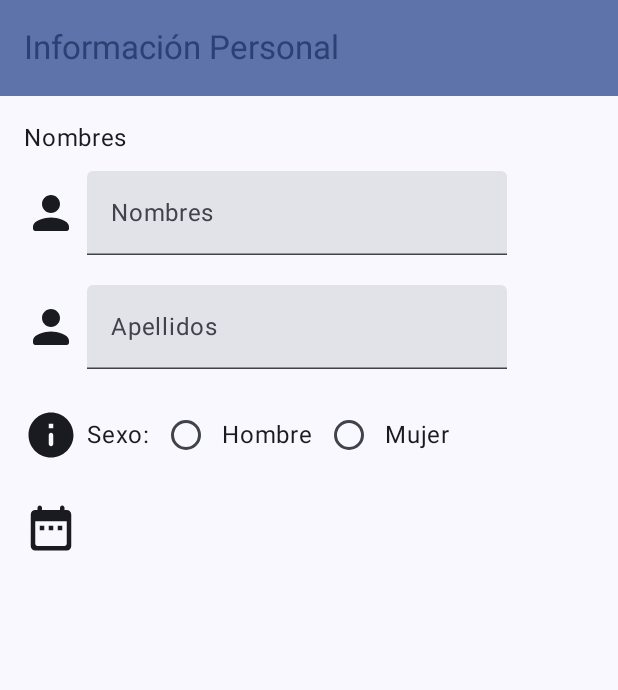
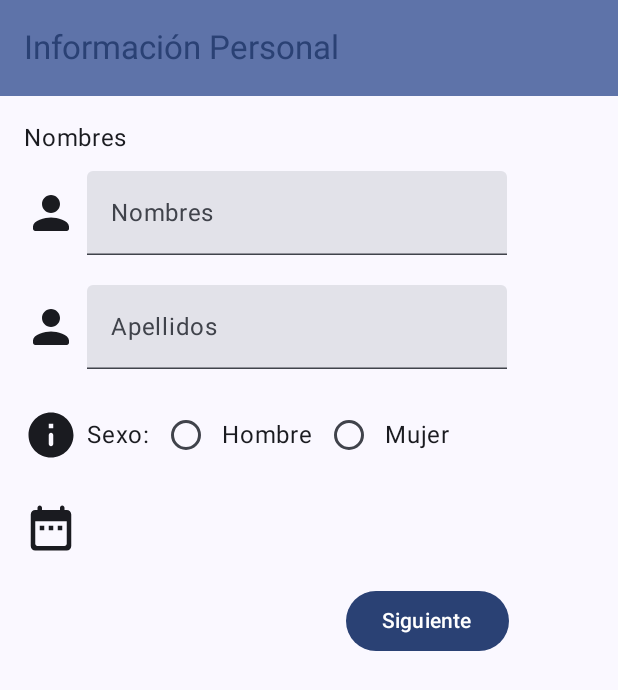
Before and after one commit to FerneyMontoya6/LabsCM20242-Gr03, an Android app built with Jetpack Compose: the screen it shows after launch (MainActivity), on a phone screen of 412 x 824 dp. Shown: the top 690 px of the screen. Run offline under Robolectric (Android 15) with nearby library versions, the phone set to English and light mode, and no system bars.

Commit message:
:sparkles: Navigation button added

```diff
--- a/Lab1-UI/src/main/java/com/example/labscm20242_gr03/screens/PersonalDataActivity.kt
+++ b/Lab1-UI/src/main/java/com/example/labscm20242_gr03/screens/PersonalDataActivity.kt
@@ -26,6 +26,7 @@ import androidx.compose.ui.text.input.KeyboardType
 import androidx.compose.ui.text.intl.Locale
 import androidx.compose.ui.unit.dp
 import androidx.navigation.NavController
+import com.example.labscm20242_gr03.navigation.AppScreens
 
 @OptIn(ExperimentalMaterial3Api::class)
 @Composable
@@ -62,7 +63,8 @@ fun PersonalDataActivity(navController: NavController) {
                     lastNames = fullLastNames,
                     onLastNameHandleChange = { fullLastNames = it },
                     selectedGender = selectedGender,
-                    onGenderChange = { selectedGender = it }
+                    onGenderChange = { selectedGender = it },
+                    navController = navController
                 )
             } else {
                 PersonalLandscapeLayout()
@@ -79,6 +81,7 @@ fun PersonalPortraitLayout(
     onLastNameHandleChange: (String) -> Unit,
     selectedGender: String,
     onGenderChange: (String) -> Unit,
+    navController: NavController
 ) {
     Column(
         modifier = Modifier
@@ -180,6 +183,18 @@ fun PersonalPortraitLayout(
                     .size(36.dp)
             )
         }
+
+        Row (
+            Modifier
+                .fillMaxWidth(0.85f),
+            horizontalArrangement = Arrangement.End,
+        ) {
+            Button(onClick = {
+                navController.navigate(route = AppScreens.ContactDataActivity.route)
+            }) {
+                Text("Siguiente")
+            }
+        }
     }
 }
 
```
